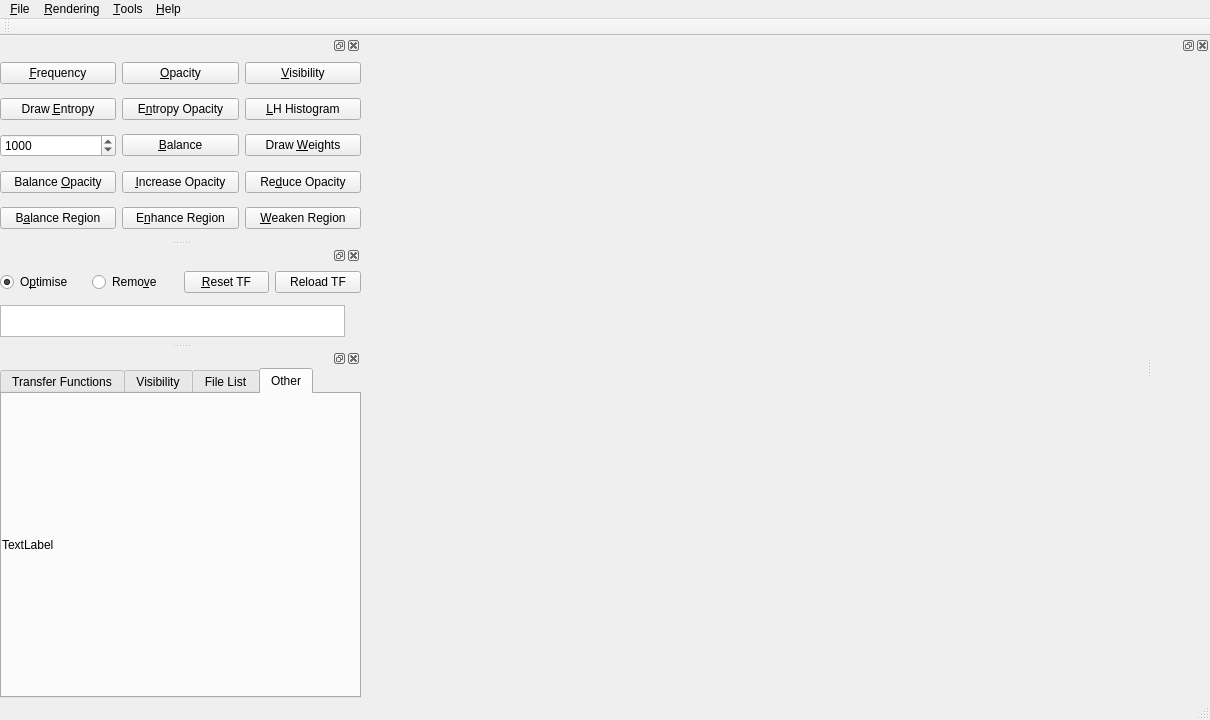
This is VolumeRenderer/mainwindow.ui in luosz/volume-visualiser as Qt 5 draws it before an edit. The edited form follows.
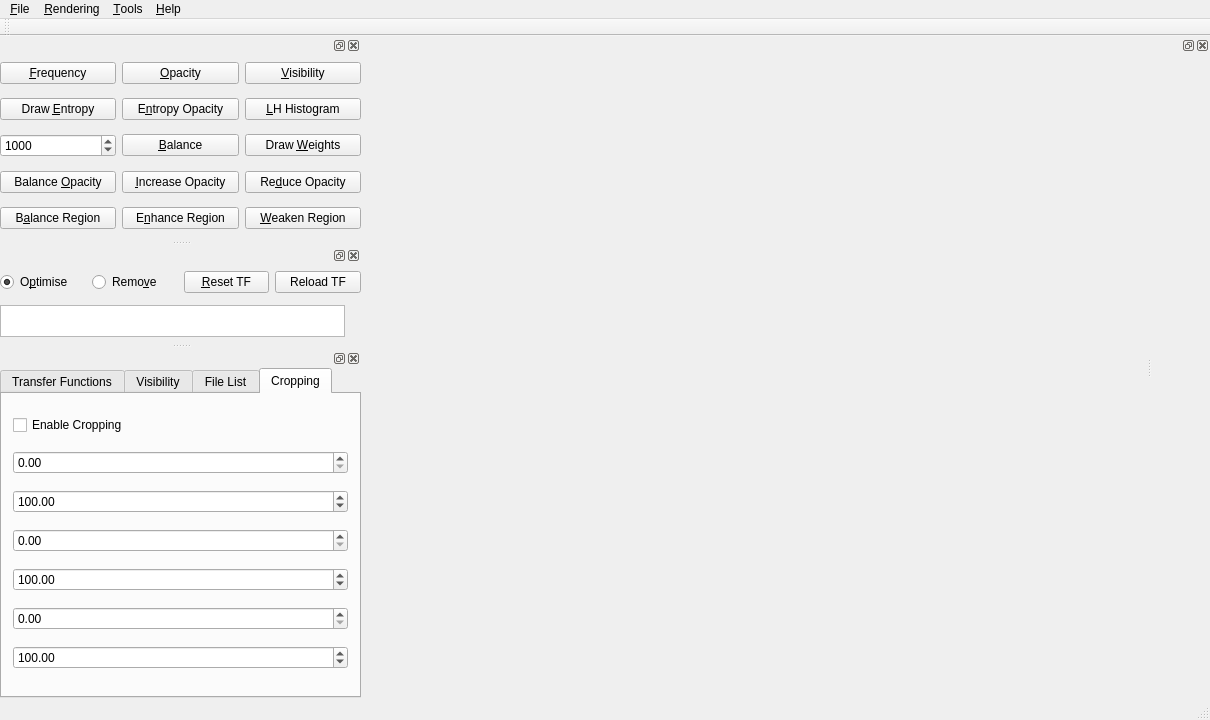
This is the edited form. The open tabs and pages were chosen to show the change.

What changed in the file:
```diff
--- a/VolumeRenderer/mainwindow.ui
+++ b/VolumeRenderer/mainwindow.ui
@@ -449,7 +449,7 @@
    <property name="minimumSize">
     <size>
      <width>361</width>
-     <height>145</height>
+     <height>281</height>
     </size>
    </property>
    <attribute name="dockWidgetArea">
@@ -634,25 +634,64 @@
        </widget>
        <widget class="QWidget" name="tab_4">
         <attribute name="title">
-         <string>Other</string>
+         <string>Cropping</string>
         </attribute>
-        <layout class="QHBoxLayout" name="horizontalLayout_3">
-         <property name="leftMargin">
-          <number>0</number>
-         </property>
-         <property name="topMargin">
-          <number>0</number>
-         </property>
-         <property name="rightMargin">
-          <number>0</number>
-         </property>
-         <property name="bottomMargin">
-          <number>0</number>
-         </property>
+        <layout class="QVBoxLayout" name="verticalLayout_6">
          <item>
-          <widget class="QLabel" name="label">
+          <widget class="QCheckBox" name="checkBox">
            <property name="text">
-            <string>TextLabel</string>
+            <string>Enable Cropping</string>
+           </property>
+          </widget>
+         </item>
+         <item>
+          <widget class="QDoubleSpinBox" name="doubleSpinBox_3">
+           <property name="maximum">
+            <double>10000.000000000000000</double>
+           </property>
+          </widget>
+         </item>
+         <item>
+          <widget class="QDoubleSpinBox" name="doubleSpinBox_4">
+           <property name="maximum">
+            <double>10000.000000000000000</double>
+           </property>
+           <property name="value">
+            <double>100.000000000000000</double>
+           </property>
+          </widget>
+         </item>
+         <item>
+          <widget class="QDoubleSpinBox" name="doubleSpinBox_5">
+           <property name="maximum">
+            <double>10000.000000000000000</double>
+           </property>
+          </widget>
+         </item>
+         <item>
+          <widget class="QDoubleSpinBox" name="doubleSpinBox_6">
+           <property name="maximum">
+            <double>10000.000000000000000</double>
+           </property>
+           <property name="value">
+            <double>100.000000000000000</double>
+           </property>
+          </widget>
+         </item>
+         <item>
+          <widget class="QDoubleSpinBox" name="doubleSpinBox_7">
+           <property name="maximum">
+            <double>10000.000000000000000</double>
+           </property>
+          </widget>
+         </item>
+         <item>
+          <widget class="QDoubleSpinBox" name="doubleSpinBox_8">
+           <property name="maximum">
+            <double>10000.000000000000000</double>
+           </property>
+           <property name="value">
+            <double>100.000000000000000</double>
            </property>
           </widget>
          </item>
```
Left out of the diff: 2 changed lines with no effect on the pictures.
